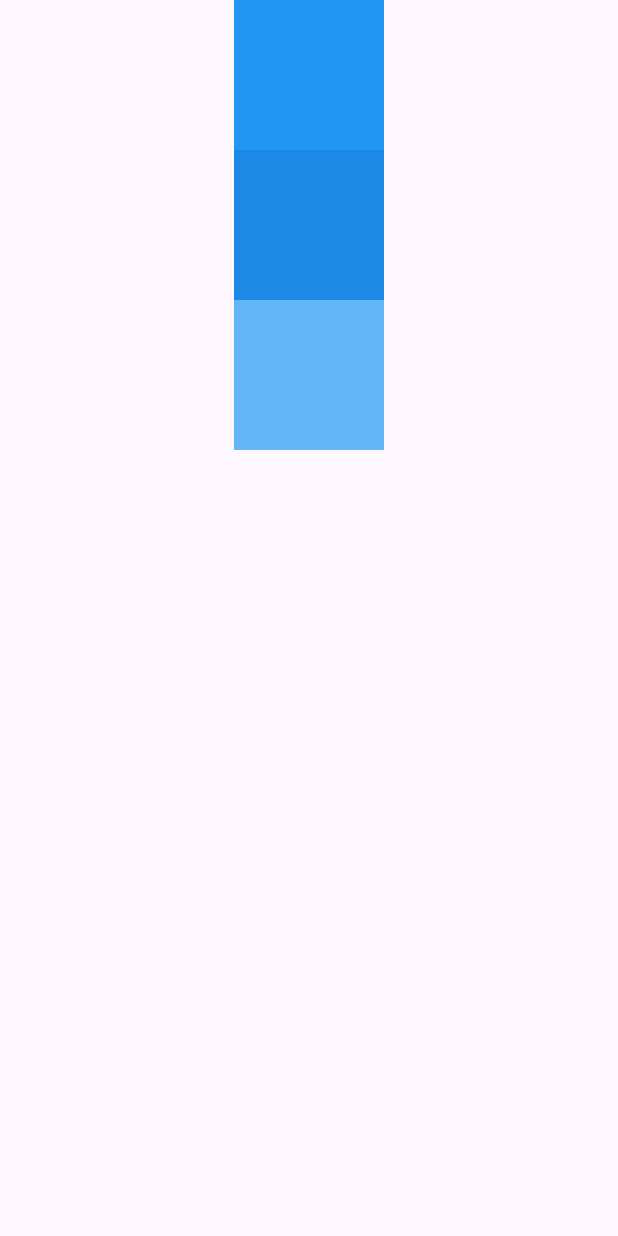
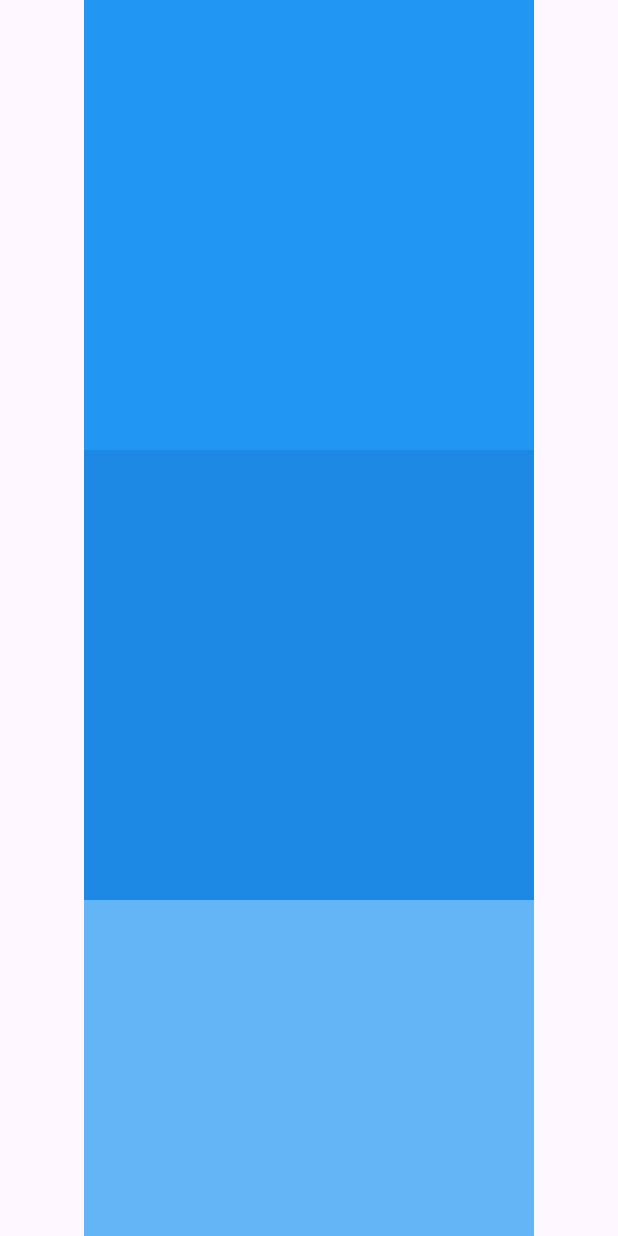
Before and after one commit to adedayo924/Flutter-App-Development-Training, a Flutter app: the screen it shows after launch, on a phone screen of 412 x 824 dp. Run offline on Flutter 3.47's test engine with Material 3 defaults, Android fonts, the phone set to English and light mode, and no system bars.

Commit message:
container overflow at 300

```diff
--- a/Beginner_Projects/overcoming_overflow/lib/main.dart
+++ b/Beginner_Projects/overcoming_overflow/lib/main.dart
@@ -16,18 +16,18 @@ class MainApp extends StatelessWidget {
             child: Column(
           children: [
             Container(
-              width: 100,
-              height: 100,
+              width: 300,
+              height: 300,
               color: Colors.blue,
             ),
             Container(
-              width: 100,
-              height: 100,
+              width: 300,
+              height: 300,
               color: Colors.blue.shade600,
             ),
             Container(
-              width: 100,
-              height: 100,
+              width: 300,
+              height: 300,
               color: Colors.blue.shade300,
             ),
           ],
```
